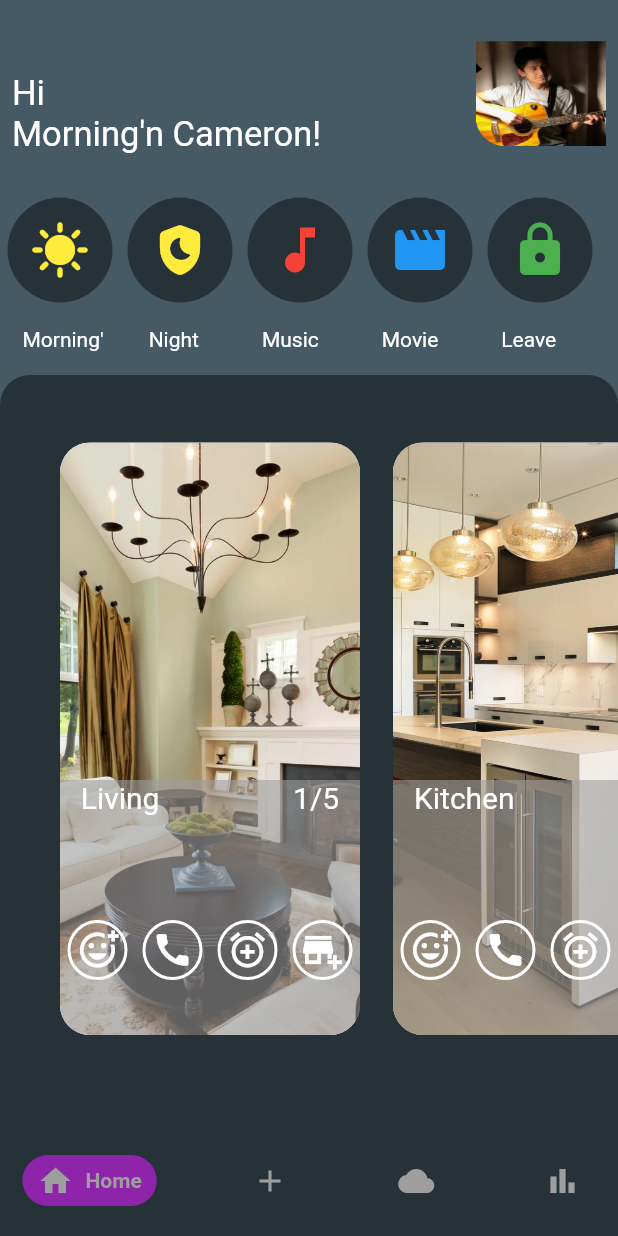
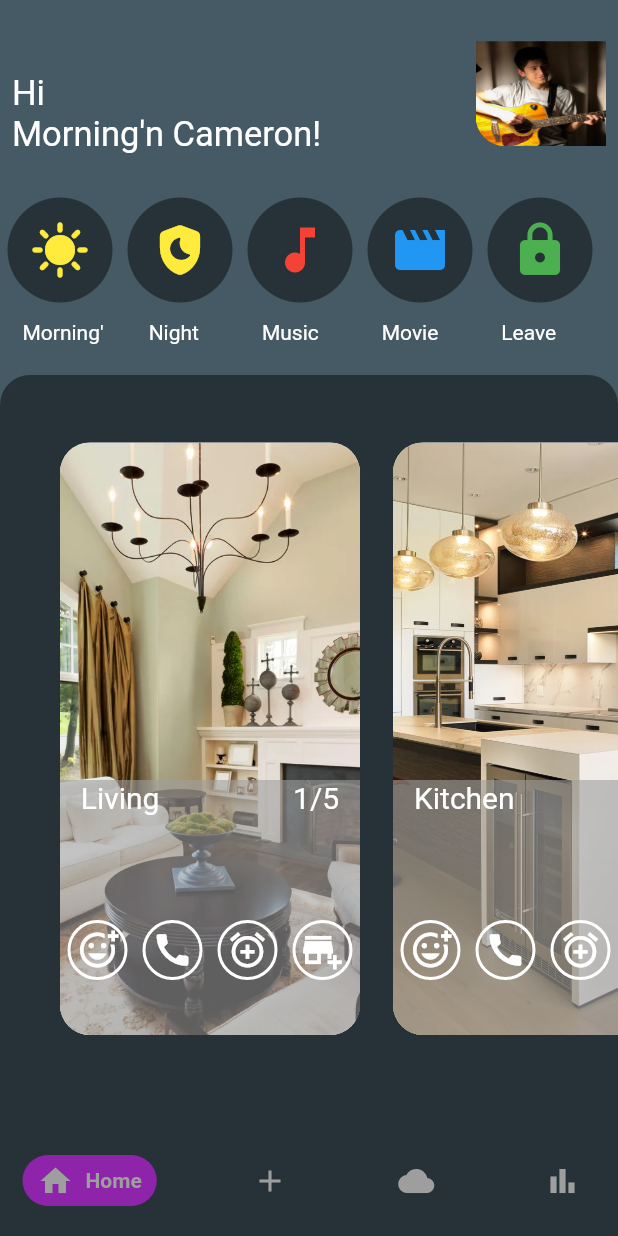
Before and after one commit to sulavpo/Flutter_Intern, a Flutter app: the screen it shows after launch, on a phone screen of 412 x 824 dp. Run offline on Flutter 3.47's test engine with Material 2 defaults, Android fonts, the phone set to English and light mode, and no system bars; drawn by our look-alikes of google_nav_bar.

Commit message:
fourth update

```diff
--- a/lib/landing_screen.dart
+++ b/lib/landing_screen.dart
@@ -99,22 +99,22 @@ class _LandingScreenState extends State<LandingScreen> {
                                       scrollDirection: Axis.horizontal,
                                       children: [
                                         Padding(
-                                          padding: const EdgeInsets.fromLTRB(15, 10, 0, 10),
+                                          padding: const EdgeInsets.fromLTRB(15, 5, 0, 10),
                                           child: Text("Morning'",style: TextStyle(color: Colors.white),)),
                                         Padding(
-                                          padding: const EdgeInsets.fromLTRB(30, 10, 15, 10),
+                                          padding: const EdgeInsets.fromLTRB(30, 5, 15, 10),
                                           child: Text("Night",style: TextStyle(color: Colors.white),),
                                         ),
                                         Padding(
-                                          padding: const EdgeInsets.fromLTRB(27, 10, 15, 10),
+                                          padding: const EdgeInsets.fromLTRB(27, 5, 15, 10),
                                           child: Text("Music",style: TextStyle(color: Colors.white),),
                                         ),
                                         Padding(
-                                          padding: const EdgeInsets.fromLTRB(27, 10,15, 10),
+                                          padding: const EdgeInsets.fromLTRB(27, 5,15, 10),
                                           child: Text("Movie",style: TextStyle(color: Colors.white),),
                                         ),
                                         Padding(
-                                          padding: const EdgeInsets.fromLTRB(27, 10, 15, 10),
+                                          padding: const EdgeInsets.fromLTRB(27, 5, 15, 10),
                                           child: Text("Leave",style: TextStyle(color: Colors.white),),
                                         ),
                                       ],
@@ -187,7 +187,7 @@ class _LandingScreenState extends State<LandingScreen> {
   }
 
  Widget _buildCard() => Container(
-    margin: EdgeInsets.all(5),
+   margin: EdgeInsets.all(5),
       width: 70,
       height: 70,
 
--- a/pubspec.yaml
+++ b/pubspec.yaml
@@ -62,7 +62,6 @@ flutter:
   # To add assets to your application, add an assets section, like this:
   assets:
     - asset/img/
-    - -
   #   - images/a_dot_ham.jpeg
 
   # An image asset can refer to one or more resolution-specific "variants", see
```
